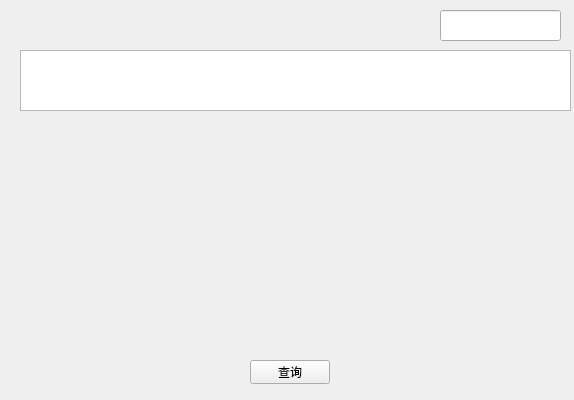
Above: QRCodeManagement_Raspi/3_Scan/scan.ui from Isabella98Liu/QRCodeManagement_Raspi before the change. Below: the same form after it.
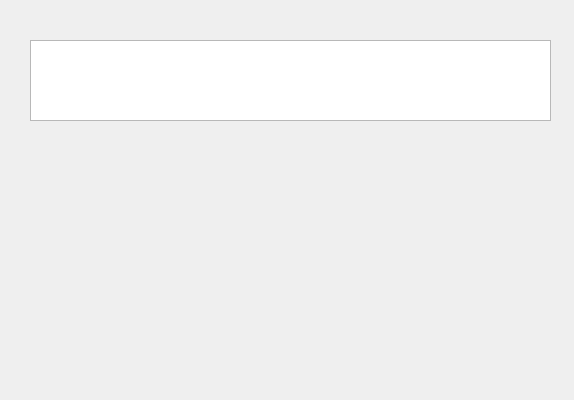
That is the form after the change.

Patch:
```diff
--- a/QRCodeManagement_Raspi/3_Scan/scan.ui
+++ b/QRCodeManagement_Raspi/3_Scan/scan.ui
@@ -13,46 +13,23 @@
   <property name="windowTitle">
    <string>Form</string>
   </property>
-  <widget class="QLineEdit" name="lineEdit">
-   <property name="geometry">
-    <rect>
-     <x>440</x>
-     <y>10</y>
-     <width>121</width>
-     <height>31</height>
-    </rect>
-   </property>
-  </widget>
-  <widget class="QPushButton" name="pushButton">
-   <property name="geometry">
-    <rect>
-     <x>250</x>
-     <y>360</y>
-     <width>80</width>
-     <height>24</height>
-    </rect>
-   </property>
-   <property name="text">
-    <string>查询</string>
-   </property>
-  </widget>
   <widget class="QTableView" name="tableView">
    <property name="geometry">
     <rect>
-     <x>20</x>
-     <y>50</y>
-     <width>551</width>
-     <height>61</height>
+     <x>30</x>
+     <y>40</y>
+     <width>521</width>
+     <height>81</height>
     </rect>
    </property>
   </widget>
   <widget class="QWidget" name="verticalLayoutWidget">
    <property name="geometry">
     <rect>
-     <x>110</x>
-     <y>110</y>
-     <width>351</width>
-     <height>241</height>
+     <x>140</x>
+     <y>150</y>
+     <width>271</width>
+     <height>201</height>
     </rect>
    </property>
    <layout class="QVBoxLayout" name="verticalLayout"/>
```
